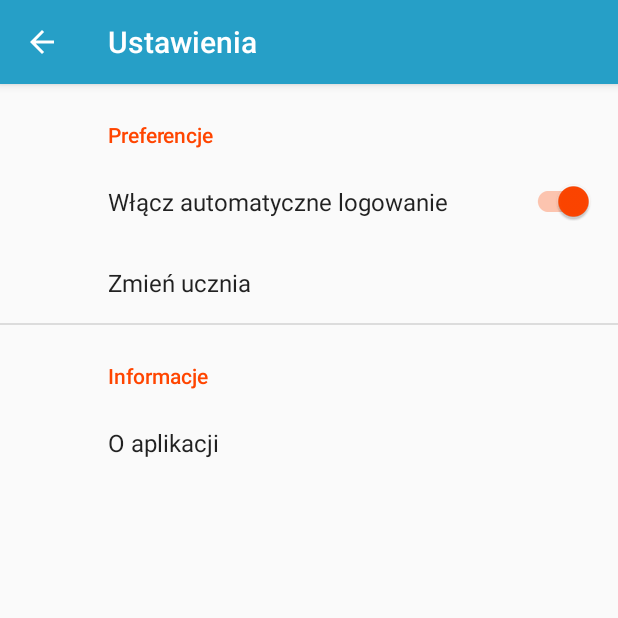
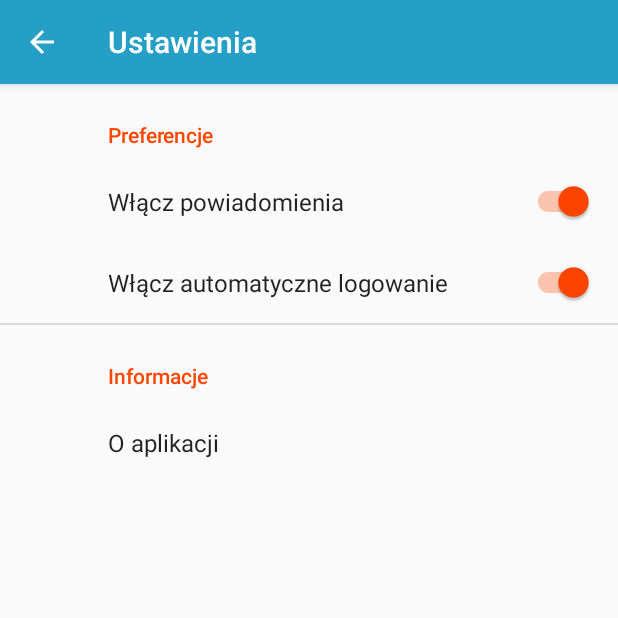
Before and after one commit to zieto/eregister-mobile, an Android app: the SettingsActivity screen opened directly, with no data from a screen before it, on a phone screen of 412 x 824 dp, the top half of it. Run offline under Robolectric (Android 15) with nearby library versions, the phone set to English and light mode, and no system bars; our stand-ins replace androidx.preference; libraries missing offline, so code that uses them is left out: com.onesignal.

Commit message:
fixed disabling notifications, removed option to change student in settings for parents with single child and students

```diff
--- a/app/src/main/AndroidManifest.xml
+++ b/app/src/main/AndroidManifest.xml
@@ -5,7 +5,7 @@
     <uses-permission android:name="android.permission.INTERNET" />
 
     <application
-        android:name="com.umk.register.notifications.ApplicationClass"
+        android:name="com.umk.register.app.ApplicationClass"
         android:allowBackup="true"
         android:icon="@mipmap/ic_launcher"
         android:label="@string/app_name"
--- /dev/null
+++ b/app/src/main/java/com/umk/register/app/ApplicationClass.java
@@ -0,0 +1,26 @@
+package com.umk.register.app;
+
+import android.app.Application;
+import android.content.Context;
+
+import com.onesignal.OneSignal;
+
+public class ApplicationClass extends Application {
+
+    private static Context context;
+
+    @Override
+    public void onCreate() {
+        super.onCreate();
+        ApplicationClass.context = getApplicationContext();
+        OneSignal.startInit(this)
+                    .inFocusDisplaying(OneSignal.OSInFocusDisplayOption.Notification)
+                    .unsubscribeWhenNotificationsAreDisabled(true)
+                    .init();
+        }
+
+    public static Context getAppContext(){
+        return ApplicationClass.context;
+    }
+
+}
--- a/app/src/main/java/com/umk/register/grades/Grades.java
+++ b/app/src/main/java/com/umk/register/grades/Grades.java
@@ -30,7 +30,7 @@ import java.net.URLEncoder;
 public class Grades extends AppCompatActivity {
 
     ListView listView;
-    TextView srednia, teacher;
+    TextView avg, teacher;
     SharedPreferences sharedPreferences;
     String grade_name, grade_id;
 
@@ -54,7 +54,7 @@ public class Grades extends AppCompatActivity {
         grade_name = i.getStringExtra("grade_name");
         grade_id = i.getStringExtra("grade_id");
         listView = findViewById(R.id.listView);
-        srednia = findViewById(R.id.srednia);
+        avg = findViewById(R.id.avg);
         teacher = findViewById(R.id.teacher);
         ActionBar actionBar = getSupportActionBar();
         actionBar.setTitle(grade_name);
@@ -177,7 +177,7 @@ public class Grades extends AppCompatActivity {
         suma = suma/sumawag;
         CustomListViewGrades customListViewGrades = new CustomListViewGrades(this,desc,datetime,imgid);
         listView.setAdapter(customListViewGrades);
-        srednia.setText("średnia ocen: "+String.format("%.2f", suma));
+        avg.setText("średnia ocen: "+String.format("%.2f", suma));
         teacher.setText("Prowadzący: "+teach);
 
     }
--- a/app/src/main/java/com/umk/register/login/BackgroundWorker.java
+++ b/app/src/main/java/com/umk/register/login/BackgroundWorker.java
@@ -105,6 +105,7 @@ public class BackgroundWorker extends AsyncTask<String, Void, Wrapper> {
             editor.putBoolean("parent",parent);
             editor.putString(value,w.result);
             editor.putString("sid",w.sid);
+            editor.putString("moreThanOneStudent",w.morethanonestudent);
             editor.apply();
             AlertDialog.Builder builder = new AlertDialog.Builder(context);
             builder.setTitle("Logowanie");
@@ -159,10 +160,6 @@ public class BackgroundWorker extends AsyncTask<String, Void, Wrapper> {
 
     }
 
-    @Override
-    protected void onProgressUpdate(Void... values) {
-        super.onProgressUpdate(values);
-    }
 
 
 }
--- a/app/src/main/java/com/umk/register/menu/Menu.java
+++ b/app/src/main/java/com/umk/register/menu/Menu.java
@@ -13,6 +13,7 @@ import android.os.Bundle;
 import android.view.View;
 import android.widget.GridLayout;
 
+import com.onesignal.OneSignal;
 import com.umk.register.R;
 import com.umk.register.menu.settings.SettingsActivity;
 import com.umk.register.login.LoginActivity;
--- a/app/src/main/java/com/umk/register/menu/settings/SelectStudent.java
+++ b/app/src/main/java/com/umk/register/menu/settings/SelectStudent.java
@@ -184,6 +184,7 @@ public class SelectStudent extends AppCompatActivity {
                     }
                     else {
                         loadIntoListView(s);
+                        Toast.makeText(getApplicationContext(), "W każdej chwili możesz zmienić wyświetlanego ucznia w ustawieniach!", Toast.LENGTH_SHORT).show();
                     }
                 } catch (JSONException e) {
                     e.printStackTrace();
--- a/app/src/main/java/com/umk/register/menu/settings/SettingsActivity.java
+++ b/app/src/main/java/com/umk/register/menu/settings/SettingsActivity.java
@@ -1,16 +1,21 @@
 package com.umk.register.menu.settings;
 
+import android.content.Context;
 import android.content.SharedPreferences;
 import android.os.Bundle;
 import androidx.appcompat.app.ActionBar;
 import androidx.appcompat.app.AppCompatActivity;
+import androidx.preference.Preference;
+import androidx.preference.PreferenceCategory;
 import androidx.preference.PreferenceFragmentCompat;
+import androidx.preference.SwitchPreferenceCompat;
 
+import com.onesignal.OneSignal;
 import com.umk.register.R;
+import com.umk.register.app.ApplicationClass;
 
 public class SettingsActivity extends AppCompatActivity {
 
-    SharedPreferences sharedPreferences;
     public static final String MyPREFERENCES = "myprefs";
 
 
@@ -30,10 +35,47 @@ public class SettingsActivity extends AppCompatActivity {
 
     public static class SettingsFragment extends PreferenceFragmentCompat {
 
+
         @Override
         public void onCreatePreferences(Bundle savedInstanceState, String rootKey) {
             setPreferencesFromResource(R.xml.root_preferences, rootKey);
+
+            SwitchPreferenceCompat notifications = findPreference("notifications");
+            if (notifications !=null){
+                notifications.setOnPreferenceChangeListener(new Preference.OnPreferenceChangeListener() {
+                    @Override
+                    public boolean onPreferenceChange(Preference preference, Object newValue) {
+                        boolean areNotificationsOn = (Boolean)newValue;
+                        if (areNotificationsOn){
+                            OneSignal.setSubscription(true);
+                            OneSignal.startInit(getContext()).init();
+                        }
+                        if(!areNotificationsOn){
+                            OneSignal.setSubscription(false);
+                            OneSignal.startInit(getContext()).init();
+                        }
+                        return true;
+                    }
+                });
+            }
+
+
+            SharedPreferences sharedPreferences;
+            sharedPreferences = ApplicationClass.getAppContext().getSharedPreferences(MyPREFERENCES, Context.MODE_PRIVATE);
+            Boolean parent = sharedPreferences.getBoolean("parent",false);
+            String moreThanOneStudent = sharedPreferences.getString("moreThanOneStudent","");
+
+            Preference preference = findPreference("changeStudent");
+            PreferenceCategory preferenceCategory = findPreference("categoryPrefs");
+
+            if (preference != null){
+                if(!parent || moreThanOneStudent.contains("ok")){
+                    preferenceCategory.removePreference(preference);
+                }
+            }
+
         }
+
     }
     @Override
     public boolean onSupportNavigateUp() {
--- a/app/src/main/res/layout/activity_grades.xml
+++ b/app/src/main/res/layout/activity_grades.xml
@@ -18,7 +18,7 @@
         android:textStyle="bold"/>
 
     <TextView
-        android:id="@+id/srednia"
+        android:id="@+id/avg"
         app:layout_constraintTop_toBottomOf="@+id/teacher"
         android:layout_width="wrap_content"
         android:layout_height="wrap_content"
@@ -32,7 +32,7 @@
 
     <ListView
         android:id="@+id/listView"
-        app:layout_constraintTop_toBottomOf="@+id/srednia"
+        app:layout_constraintTop_toBottomOf="@+id/avg"
         android:layout_width="409dp"
         android:layout_height="wrap_content"
         android:paddingBottom="60dp"
--- a/app/src/main/res/xml/root_preferences.xml
+++ b/app/src/main/res/xml/root_preferences.xml
@@ -1,7 +1,15 @@
 <PreferenceScreen xmlns:app="http://schemas.android.com/apk/res-auto"
     xmlns:android="http://schemas.android.com/apk/res/android">
 
-    <PreferenceCategory app:title="@string/pref_header">
+    <PreferenceCategory app:title="@string/pref_header"
+        app:key="categoryPrefs">
+
+
+        <SwitchPreferenceCompat
+            app:key="notifications"
+            android:defaultValue="true"
+            app:summaryOff="Powiadomienia wyłączone!"
+            app:title="Włącz powiadomienia" />
 
         <SwitchPreferenceCompat
             app:key="autologin"
@@ -9,12 +17,8 @@
             app:summaryOff="@string/autoinfo"
             app:title="Włącz automatyczne logowanie" />
 
-<!--        <SwitchPreferenceCompat-->
-<!--            app:key="notifications"-->
-<!--            android:defaultValue="true"-->
-<!--            app:title="Włącz powiadomienia" />-->
-
         <Preference
+            app:key="changeStudent"
             android:title="Zmień ucznia">
             <intent android:action="android.intent.action.MAIN"
                 android:targetPackage="com.umk.register"
@@ -25,7 +29,8 @@
 
     </PreferenceCategory>
 
-    <PreferenceCategory app:title="@string/info_header">
+    <PreferenceCategory app:title="@string/info_header"
+        app:key="categoryInfo">
 
         <Preference
             android:title="O aplikacji">
```
Also changed, not shown: app/src/main/java/com/umk/register/notifications/ApplicationClass.java (deleted, +0 -27 lines), app/src/main/res/layout/activity_main.xml (+9 -9 lines).
